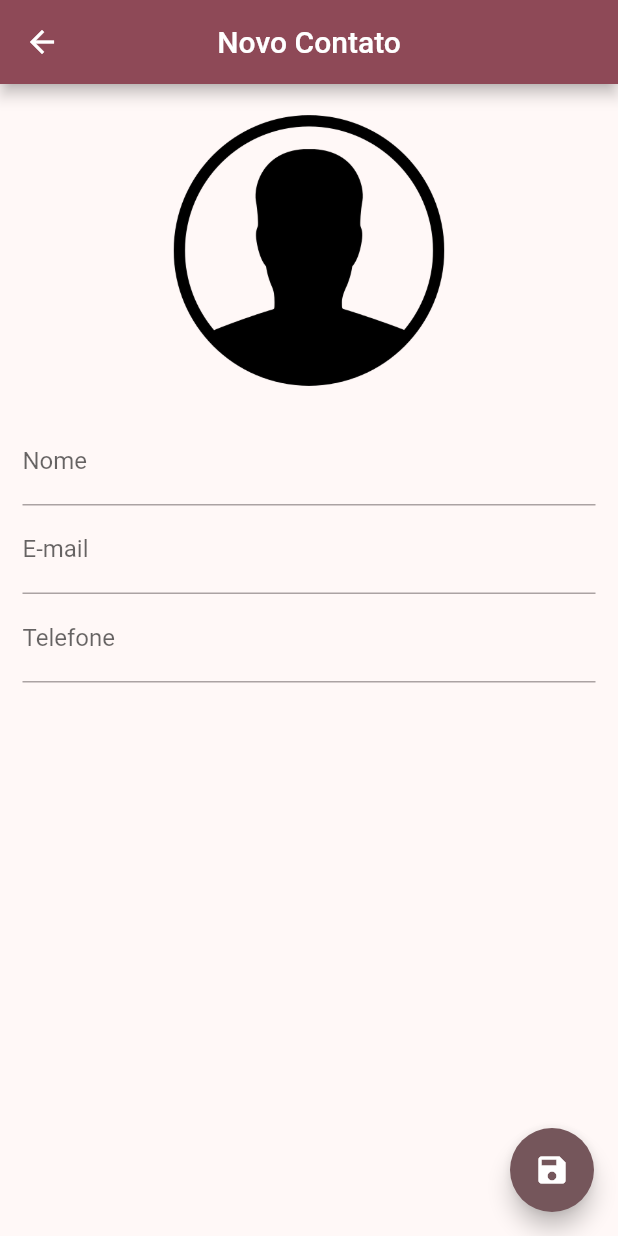
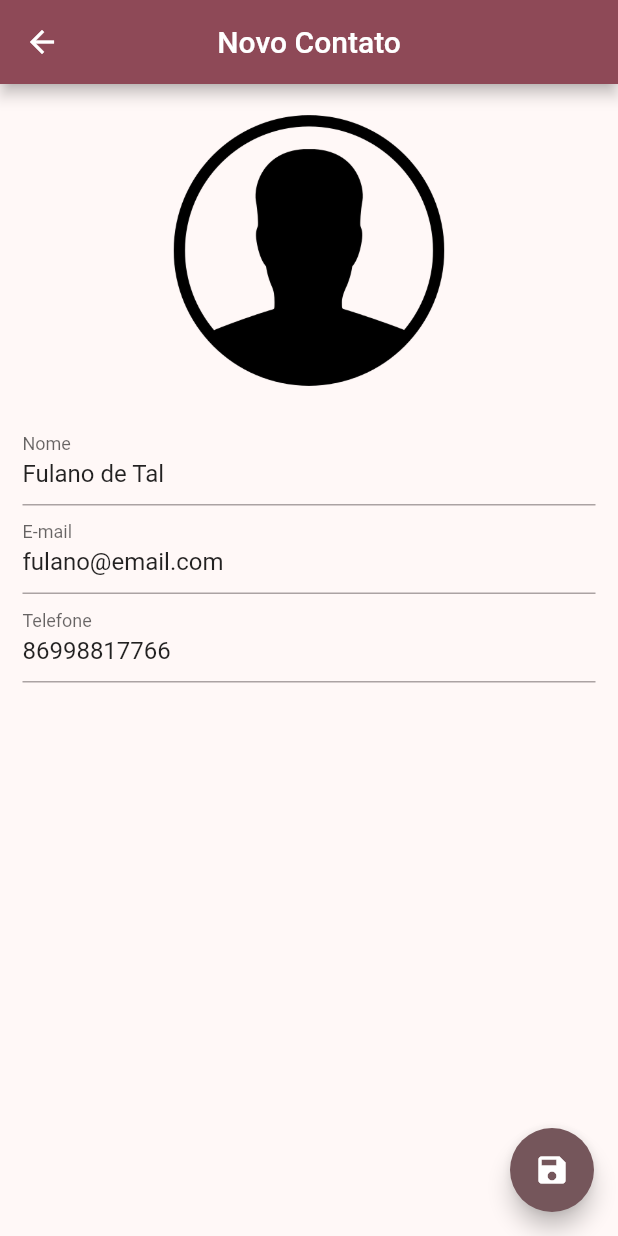
Before and after one commit to uespi-phb/prog4-20222, a Flutter app: the screen it shows after launch, after a tap on the "add" icon, on a phone screen of 412 x 824 dp. Run offline on Flutter 3.47's test engine with Material 2 defaults, Android fonts, the phone set to English and light mode, and no system bars; our stand-ins replace font_awesome_flutter; network calls fail.

Commit message:
Aula 2023-06-20

```diff
--- a/agenda/lib/app/agenda_app.dart
+++ b/agenda/lib/app/agenda_app.dart
@@ -1,4 +1,6 @@
+import 'package:agenda/providers/contact_provider.dart';
 import 'package:flutter/material.dart';
+import 'package:provider/provider.dart';
 
 import 'app_route.dart';
 import '../pages/main_page.dart';
@@ -10,7 +12,9 @@ class AgendaApp extends StatelessWidget {
 
   @override
   Widget build(BuildContext context) {
-    return MaterialApp(
+    return ChangeNotifierProvider(
+      create: (_) => ContactProvider(),
+      child: MaterialApp(
         debugShowCheckedModeBanner: false,
         title: 'Agenda',
         theme: ThemeData(
@@ -18,7 +22,7 @@ class AgendaApp extends StatelessWidget {
         ),
         initialRoute: AppRoute.home.name,
         routes: {
-        AppRoute.home.name: (_) => MainPage(),
+          AppRoute.home.name: (_) => const MainPage(),
           AppRoute.newContact.name: (context) {
             final contact =
                 ModalRoute.of(context)?.settings.arguments as Contact?;
@@ -27,6 +31,7 @@ class AgendaApp extends StatelessWidget {
             );
           },
         },
+      ),
     );
   }
 }
--- a/agenda/lib/models/contact.dart
+++ b/agenda/lib/models/contact.dart
@@ -11,3 +11,5 @@ class Contact {
     required this.phone,
   });
 }
+
+typedef ContactMap = Map<String, String>;
--- a/agenda/lib/models/data.dart
+++ b/agenda/lib/models/data.dart
@@ -2,10 +2,10 @@ import './contact.dart';
 
 final kContactData = [
   Contact(
-    id: 'id1',
+    id: '-NYKOzvUjflbEREfL69_',
     name: 'Fulano de Tal',
     email: 'fulano@email.com',
-    phone: '99881-1122',
+    phone: '86998817766',
   ),
   Contact(
     id: 'id2',
--- a/agenda/lib/pages/contact_page.dart
+++ b/agenda/lib/pages/contact_page.dart
@@ -1,7 +1,9 @@
 import 'package:flutter/material.dart';
+import 'package:provider/provider.dart';
 
 import '../app/app_images.dart';
 import '../models/contact.dart';
+import '../providers/contact_provider.dart';
 
 class ContactPage extends StatefulWidget {
   final Contact? contact;
@@ -20,24 +22,35 @@ class _ContactPageState extends State<ContactPage> {
   final _nameController = TextEditingController();
   final _emailController = TextEditingController();
   final _phoneController = TextEditingController();
-  final _contactData = <String, String>{};
+  final ContactMap _contactData = {};
+
+  Contact? get contact => widget.contact;
 
   @override
   void initState() {
     super.initState();
-    _nameController.text = widget.contact?.name ?? '';
-    _emailController.text = widget.contact?.email ?? '';
-    _phoneController.text = widget.contact?.phone ?? '';
+    _nameController.text = contact?.name ?? 'Fulano de Tal';
+    _emailController.text = contact?.email ?? 'fulano@email.com';
+    _phoneController.text = contact?.phone ?? '86998817766';
   }
 
-  void _saveContact() {
+  void _saveContact() async {
     if (!_formKey.currentState!.validate()) {
       return;
+    }
+
+    if (contact != null) {
+      _contactData['id'] = contact!.id;
     }
 
     _contactData['name'] = _nameController.text.trim();
     _contactData['email'] = _emailController.text.trim();
     _contactData['phone'] = _phoneController.text.trim();
+
+    final provider = Provider.of<ContactProvider>(context, listen: false);
+    await provider.saveContact(_contactData);
+    // ignore: use_build_context_synchronously
+    Navigator.of(context).pop();
   }
 
   String? isNotEmpty(String? text) {
@@ -75,7 +88,7 @@ class _ContactPageState extends State<ContactPage> {
   Widget build(BuildContext context) {
     return Scaffold(
       appBar: AppBar(
-        title: const Text('Novo Contato'),
+        title: Text((contact == null) ? 'Novo Contato' : 'Editar Contato'),
         centerTitle: true,
       ),
       floatingActionButton: FloatingActionButton(
--- a/agenda/lib/pages/main_page.dart
+++ b/agenda/lib/pages/main_page.dart
@@ -1,16 +1,31 @@
+import 'package:agenda/providers/contact_provider.dart';
 import 'package:flutter/material.dart';
+import 'package:provider/provider.dart';
 
 import '../app/app_route.dart';
-import '../models/data.dart';
 import '../widgets/contact_tile.dart';
 
-class MainPage extends StatelessWidget {
-  final _contactData = kContactData;
+class MainPage extends StatefulWidget {
+  const MainPage({super.key});
 
-  MainPage({super.key});
+  @override
+  State<MainPage> createState() => _MainPageState();
+}
+
+class _MainPageState extends State<MainPage> {
+  @override
+  void initState() {
+    super.initState();
+
+    final provider = Provider.of<ContactProvider>(context, listen: false);
+    provider.loadContacts();
+  }
 
   @override
   Widget build(BuildContext context) {
+    final provider = Provider.of<ContactProvider>(context, listen: true);
+    final contacts = provider.contacts;
+
     return Scaffold(
       appBar: AppBar(
         title: const Text('Contatos'),
@@ -26,8 +41,8 @@ class MainPage extends StatelessWidget {
         ),
       ),
       body: ListView.builder(
-        itemCount: _contactData.length,
-        itemBuilder: (context, index) => ContactTile(_contactData[index]),
+        itemCount: contacts.length,
+        itemBuilder: (context, index) => ContactTile(contacts[index]),
       ),
     );
   }
--- /dev/null
+++ b/agenda/lib/providers/contact_provider.dart
@@ -0,0 +1,62 @@
+import 'dart:convert';
+
+import 'package:flutter/material.dart';
+import 'package:http/http.dart' as http;
+
+import '../models/contact.dart';
+
+class ContactProvider with ChangeNotifier {
+  final _baseUrl = 'https://agenda-8bc86-default-rtdb.firebaseio.com';
+
+  final List<Contact> _contacts = [];
+
+  List<Contact> get contacts => _contacts;
+
+  void loadContacts() {
+    final url = '$_baseUrl/contacts.json';
+
+    final future = http.get(Uri.parse(url));
+    future.then((response) {
+      final Map<String, dynamic> body = jsonDecode(response.body);
+
+      body.forEach((id, data) {
+        _contacts.add(Contact(
+          id: id,
+          name: data['name'],
+          email: data['email'],
+          phone: data['phone'],
+        ));
+      });
+      notifyListeners();
+    });
+  }
+
+  Future<void> saveContact(ContactMap contact) {
+    if (contact['id'] == null) {
+      return _addContact(contact);
+    } else {
+      return _updateContact(contact);
+    }
+  }
+
+  Future<void> _addContact(ContactMap contact) {
+    final url = '$_baseUrl/contacts.json';
+    return http.post(
+      Uri.parse(url),
+      body: jsonEncode(contact),
+    );
+  }
+
+  Future<void> _updateContact(ContactMap contact) {
+    final id = contact['id'];
+    final url = '$_baseUrl/contacts/$id.json';
+    return http.patch(
+      Uri.parse(url),
+      body: jsonEncode({
+        'name': contact['name'],
+        'email': contact['email'],
+        'phone': contact['phone'],
+      }),
+    );
+  }
+}
--- a/agenda/lib/widgets/contact_tile.dart
+++ b/agenda/lib/widgets/contact_tile.dart
@@ -14,16 +14,25 @@ class ContactTile extends StatelessWidget {
 
   @override
   Widget build(BuildContext context) {
-    return ListTile(
+    return Padding(
+      padding: const EdgeInsets.symmetric(vertical: 6.0),
+      child: ListTile(
         leading: Image.asset(AppImages.person),
         title: Text(contact.name),
-      subtitle: Text(contact.email),
+        subtitle: Column(
+          crossAxisAlignment: CrossAxisAlignment.start,
+          children: [
+            Text(contact.phone),
+            Text(contact.email),
+          ],
+        ),
         onTap: () {
           Navigator.of(context).pushNamed(
             AppRoute.newContact.name,
             arguments: contact,
           );
         },
+      ),
     );
   }
 }
--- a/agenda/pubspec.yaml
+++ b/agenda/pubspec.yaml
@@ -10,6 +10,8 @@ dependencies:
   flutter:
     sdk: flutter
   cupertino_icons: ^1.0.2
+  provider: ^6.0.5
+  http: ^1.0.0
 
 dev_dependencies:
   flutter_test:
```
Also changed, not shown: agenda/pubspec.lock, 1 other file. Lines whose indentation alone changed are shown as unchanged.
